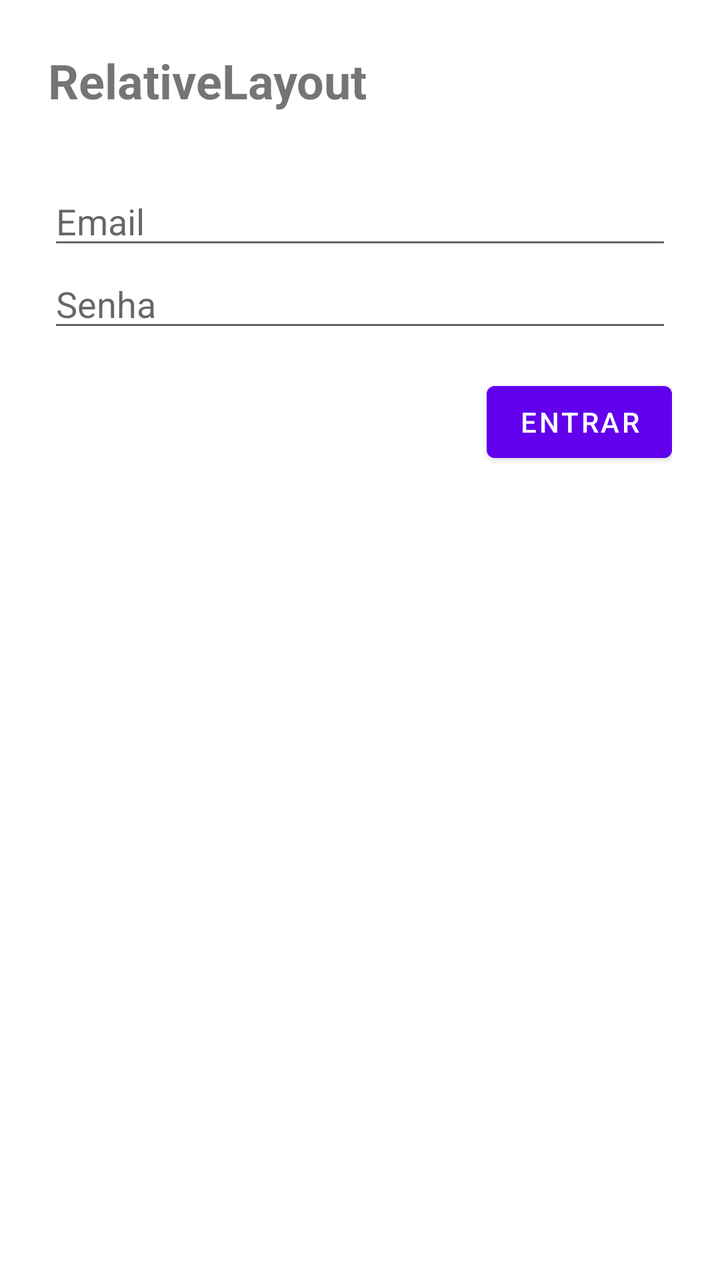
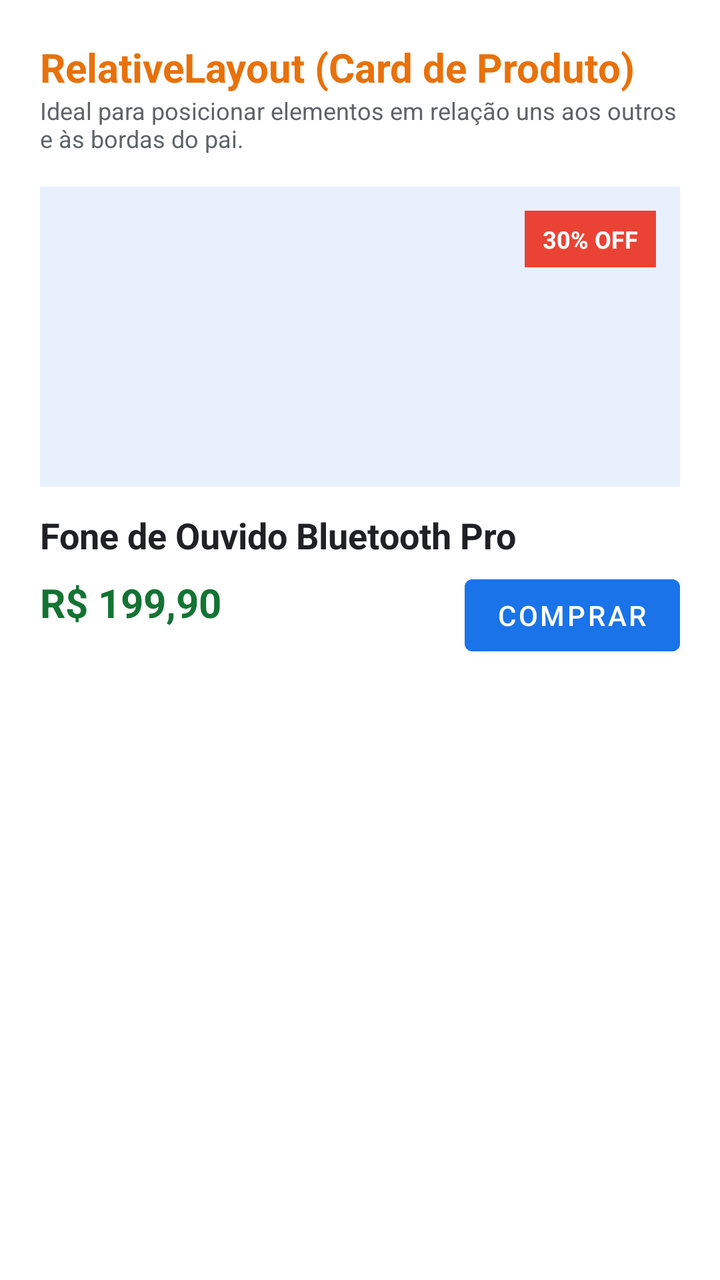

Compare the two renders of this Android layout. The source of the first and the diff that turns it into the second are given below.
<!-- AndroidManifest.xml: application theme Theme.Login -->
<!-- res/layout/activity_relative.xml -->
<?xml version="1.0" encoding="utf-8"?>
<RelativeLayout xmlns:android="http://schemas.android.com/apk/res/android"
    android:layout_width="match_parent"
    android:layout_height="wrap_content"
    android:padding="24dp"
    android:background="#FFFFFF"
    android:layout_marginBottom="16dp">

    <TextView
        android:id="@+id/tvTitle"
        android:layout_width="wrap_content"
        android:layout_height="wrap_content"
        android:text="RelativeLayout"
        android:textSize="24sp"
        android:textStyle="bold" />

    <EditText
        android:id="@+id/etEmail"
        android:layout_width="match_parent"
        android:layout_height="wrap_content"
        android:hint="Email"
        android:layout_below="@id/tvTitle"
        android:layout_marginTop="32dp" />

    <EditText
        android:id="@+id/etPassword"
        android:layout_width="match_parent"
        android:layout_height="wrap_content"
        android:hint="Senha"
        android:inputType="textPassword"
        android:layout_below="@id/etEmail" />

    <Button
        android:layout_width="wrap_content"
        android:layout_height="wrap_content"
        android:text="Entrar"
        android:layout_below="@id/etPassword"
        android:layout_alignParentEnd="true"
        android:layout_marginTop="16dp" />

</RelativeLayout>
<!-- resources referenced by this layout -->
<resources>
  <style name="Theme.Login" parent="Theme.MaterialComponents.DayNight.DarkActionBar">
          
          <item name="colorPrimary">@color/purple_500</item>
          <item name="colorPrimaryVariant">@color/purple_700</item>
          <item name="colorOnPrimary">@color/white</item>
          
          <item name="colorSecondary">@color/teal_200</item>
          <item name="colorSecondaryVariant">@color/teal_700</item>
          <item name="colorOnSecondary">@color/black</item>
          
          <item name="android:statusBarColor">?attr/colorPrimaryVariant</item>
          
      </style>
  <color name="purple_500">#FF6200EE</color>
  <color name="purple_700">#FF3700B3</color>
  <color name="white">#FFFFFFFF</color>
  <color name="teal_200">#FF03DAC5</color>
  <color name="teal_700">#FF018786</color>
  <color name="black">#FF000000</color>
</resources>

<!-- the commit's change to res/layout/activity_relative.xml (unified diff, before → after) -->
@@ -2,40 +2,86 @@
 <RelativeLayout xmlns:android="http://schemas.android.com/apk/res/android"
     android:layout_width="match_parent"
     android:layout_height="wrap_content"
-    android:padding="24dp"
+    android:padding="20dp"
     android:background="#FFFFFF"
-    android:layout_marginBottom="16dp">
+    android:layout_marginBottom="16dp"
+    android:elevation="2dp">
+
+    
+    <TextView
+        android:id="@+id/tvRelTitle"
+        android:layout_width="wrap_content"
+        android:layout_height="wrap_content"
+        android:text="RelativeLayout (Card de Produto)"
+        android:textSize="20sp"
+        android:textStyle="bold"
+        android:textColor="#E8710A" />
 
     <TextView
-        android:id="@+id/tvTitle"
+        android:id="@+id/tvRelDesc"
+        android:layout_width="match_parent"
+        android:layout_height="wrap_content"
+        android:text="Ideal para posicionar elementos em relação uns aos outros e às bordas do pai."
+        android:textSize="12sp"
+        android:textColor="#5F6368"
+        android:layout_below="@id/tvRelTitle"
+        android:layout_marginBottom="16dp" />
+
+    
+    <View
+        android:id="@+id/vProductBanner"
+        android:layout_width="match_parent"
+        android:layout_height="150dp"
+        android:background="#E8F0FE"
+        android:layout_below="@id/tvRelDesc"
+        android:layout_marginBottom="12dp" />
+
+    
+    <TextView
+        android:id="@+id/tvBadge"
         android:layout_width="wrap_content"
         android:layout_height="wrap_content"
-        android:text="RelativeLayout"
-        android:textSize="24sp"
-        android:textStyle="bold" />
+        android:text=" 30% OFF "
+        android:textColor="#FFFFFF"
+        android:textSize="12sp"
+        android:textStyle="bold"
+        android:background="#EA4335"
+        android:padding="6dp"
+        android:layout_alignTop="@id/vProductBanner"
+        android:layout_alignParentEnd="true"
+        android:layout_margin="12dp" />
 
-    <EditText
-        android:id="@+id/etEmail"
+    
+    <TextView
+        android:id="@+id/tvProductName"
         android:layout_width="match_parent"
         android:layout_height="wrap_content"
-        android:hint="Email"
-        android:layout_below="@id/tvTitle"
-        android:layout_marginTop="32dp" />
+        android:text="Fone de Ouvido Bluetooth Pro"
+        android:textSize="18sp"
+        android:textStyle="bold"
+        android:textColor="#202124"
+        android:layout_below="@id/vProductBanner" />
 
-    <EditText
-        android:id="@+id/etPassword"
-        android:layout_width="match_parent"
+    
+    <TextView
+        android:id="@+id/tvPrice"
+        android:layout_width="wrap_content"
         android:layout_height="wrap_content"
-        android:hint="Senha"
-        android:inputType="textPassword"
-        android:layout_below="@id/etEmail" />
+        android:text="R$ 199,90"
+        android:textSize="20sp"
+        android:textStyle="bold"
+        android:textColor="#137333"
+        android:layout_below="@id/tvProductName"
+        android:layout_marginTop="8dp" />
 
+    
     <Button
         android:layout_width="wrap_content"
         android:layout_height="wrap_content"
-        android:text="Entrar"
-        android:layout_below="@id/etPassword"
+        android:text="Comprar"
+        android:backgroundTint="#1A73E8"
+        android:layout_below="@id/tvProductName"
         android:layout_alignParentEnd="true"
-        android:layout_marginTop="16dp" />
+        android:layout_marginTop="4dp" />
 
 </RelativeLayout>
<!-- resource entries referenced after the edit -->
@@ -1,6 +1,6 @@
 <!-- resources referenced by this layout -->
 <resources>
-  <style name="Theme.Login" parent="Theme.MaterialComponents.DayNight.DarkActionBar">
+  <style name="Theme.Login" parent="Theme.MaterialComponents.DayNight.NoActionBar">
           
           <item name="colorPrimary">@color/purple_500</item>
           <item name="colorPrimaryVariant">@color/purple_700</item>
